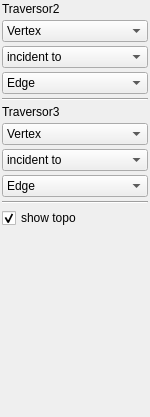
Qt form Apps/Tuto/show_traversors.ui (cgogn/CGoGN) before a commit.
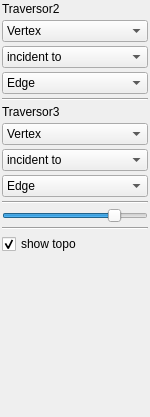
The same form after that commit.

Diff of the .ui file:
```diff
--- a/Apps/Tuto/show_traversors.ui
+++ b/Apps/Tuto/show_traversors.ui
@@ -210,6 +210,29 @@
         </property>
        </widget>
       </item>
+      <item>
+       <widget class="QSlider" name="explodeSlider">
+        <property name="minimum">
+         <number>1</number>
+        </property>
+        <property name="maximum">
+         <number>100</number>
+        </property>
+        <property name="sliderPosition">
+         <number>80</number>
+        </property>
+        <property name="orientation">
+         <enum>Qt::Horizontal</enum>
+        </property>
+       </widget>
+      </item>
+      <item>
+       <widget class="Line" name="line_3">
+        <property name="orientation">
+         <enum>Qt::Horizontal</enum>
+        </property>
+       </widget>
+      </item>
       <item>
        <widget class="QCheckBox" name="checkTopo">
         <property name="focusPolicy">
```
